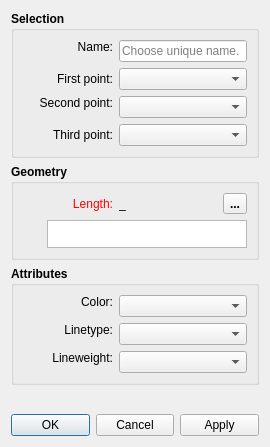
FashionFreedom/Seamly2D, file src/libs/vtools/dialogs/tools/dialogshoulderpoint.ui: the form before one commit.
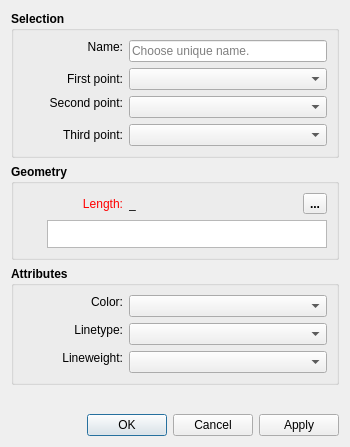
The form after the commit. Icons and pictures are not drawn. Custom widgets are drawn as their Qt base class.

Diff of the .ui file:
```diff
--- a/src/libs/vtools/dialogs/tools/dialogshoulderpoint.ui
+++ b/src/libs/vtools/dialogs/tools/dialogshoulderpoint.ui
@@ -6,7 +6,7 @@
    <rect>
     <x>0</x>
     <y>0</y>
-    <width>270</width>
+    <width>350</width>
     <height>447</height>
    </rect>
   </property>
@@ -63,7 +63,7 @@
           </property>
           <property name="minimumSize">
            <size>
-            <width>90</width>
+            <width>100</width>
             <height>0</height>
            </size>
           </property>
@@ -113,7 +113,7 @@
           </property>
           <property name="minimumSize">
            <size>
-            <width>90</width>
+            <width>100</width>
             <height>0</height>
            </size>
           </property>
@@ -163,7 +163,7 @@
           </property>
           <property name="minimumSize">
            <size>
-            <width>90</width>
+            <width>100</width>
             <height>0</height>
            </size>
           </property>
@@ -213,7 +213,7 @@
           </property>
           <property name="minimumSize">
            <size>
-            <width>90</width>
+            <width>100</width>
             <height>0</height>
            </size>
           </property>
@@ -288,7 +288,7 @@
           </property>
           <property name="minimumSize">
            <size>
-            <width>90</width>
+            <width>100</width>
             <height>0</height>
            </size>
           </property>
@@ -378,7 +378,7 @@
           </property>
           <property name="sizeHint" stdset="0">
            <size>
-            <width>40</width>
+            <width>10</width>
             <height>20</height>
            </size>
           </property>
@@ -509,7 +509,7 @@
           </property>
           <property name="minimumSize">
            <size>
-            <width>90</width>
+            <width>100</width>
             <height>0</height>
            </size>
           </property>
@@ -571,7 +571,7 @@
           </property>
           <property name="minimumSize">
            <size>
-            <width>90</width>
+            <width>100</width>
             <height>0</height>
            </size>
           </property>
@@ -627,7 +627,7 @@
           </property>
           <property name="minimumSize">
            <size>
-            <width>90</width>
+            <width>100</width>
             <height>0</height>
            </size>
           </property>
```
